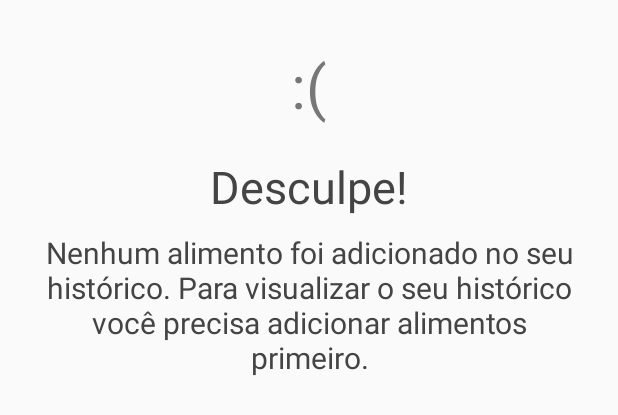
After one commit to victorvieirar/lifeway, an Android app: the layout item_empty_list.xml on its own in the app's theme, with its tools: preview values and no code run, on a phone screen of 412 x 824 dp. The commit adds this screen. Shown: the top 415 px of the screen. Run offline under Robolectric (Android 15) with nearby library versions, the phone set to English and light mode, and no system bars.

Commit message:
Version 0.4.1 Working with basic info and historic
# Version: 0.4.1
# Historic 100%
# New Home UI
# New Historic UI
# New icons added

```diff
--- /dev/null
+++ b/app/src/main/java/com/victorvieira/lifeway/apresentacao/extras/EmptyHistoricAdapter.java
@@ -0,0 +1,37 @@
+package com.victorvieira.lifeway.apresentacao.extras;
+
+import android.content.Context;
+import android.view.LayoutInflater;
+import android.view.View;
+import android.view.ViewGroup;
+import android.widget.ArrayAdapter;
+import android.widget.ImageView;
+import android.widget.ListView;
+import android.widget.RelativeLayout;
+import android.widget.TextView;
+
+import com.victorvieira.lifeway.R;
+import com.victorvieira.lifeway.dominio.Alimento;
+import com.victorvieira.lifeway.dominio.Refeicao;
+
+import java.util.Date;
+import java.util.List;
+
+public class EmptyHistoricAdapter extends ArrayAdapter<Refeicao> {
+
+    private Context context;
+
+    public EmptyHistoricAdapter(Context context,  List<Refeicao> listRefeicoes) {
+        super(context, 0, listRefeicoes);
+        this.context = context;
+    }
+
+    @Override
+    public View getView(int position, View view, ViewGroup parent) {
+        view = LayoutInflater.from(context).inflate(R.layout.item_empty_list, null);
+        return view;
+    }
+
+
+
+}
--- a/app/src/main/java/com/victorvieira/lifeway/apresentacao/extras/ListaHistoricoAdapter.java
+++ b/app/src/main/java/com/victorvieira/lifeway/apresentacao/extras/ListaHistoricoAdapter.java
@@ -6,6 +6,7 @@ import android.view.View;
 import android.view.ViewGroup;
 import android.widget.ArrayAdapter;
 import android.widget.ImageView;
+import android.widget.LinearLayout;
 import android.widget.ListView;
 import android.widget.RelativeLayout;
 import android.widget.TextView;
@@ -43,6 +44,8 @@ public class ListaHistoricoAdapter extends ArrayAdapter<Refeicao> {
     public View getView(int position, View view, ViewGroup parent) {
         Refeicao refeicao = listRefeicoes.get(position);
         view = LayoutInflater.from(context).inflate(R.layout.item_list_refeicoes, null);
+
+        setupViews(view, refeicao, position);
 
         return view;
     }
--- a/app/src/main/java/com/victorvieira/lifeway/apresentacao/fragments/HistoricFragment.java
+++ b/app/src/main/java/com/victorvieira/lifeway/apresentacao/fragments/HistoricFragment.java
@@ -8,9 +8,11 @@ import android.widget.ListView;
 
 import com.victorvieira.lifeway.MySingleton;
 import com.victorvieira.lifeway.R;
+import com.victorvieira.lifeway.apresentacao.extras.EmptyHistoricAdapter;
 import com.victorvieira.lifeway.apresentacao.extras.ListaHistoricoAdapter;
 import com.victorvieira.lifeway.dominio.Refeicao;
 
+import java.util.ArrayList;
 import java.util.List;
 
 public class HistoricFragment extends MyFragment {
@@ -43,7 +45,6 @@ public class HistoricFragment extends MyFragment {
 
     private void initViews() {
         lvHistorico = (ListView) view.findViewById(R.id.lvHistoric);
-
     }
 
     @Override
@@ -62,7 +63,14 @@ public class HistoricFragment extends MyFragment {
 
         } else {
 
+            try {
+                ArrayList<Refeicao> emptyArray = new ArrayList<Refeicao>();
+                emptyArray.add(new Refeicao());
+                lvHistorico.setAdapter(new EmptyHistoricAdapter(getContext(), emptyArray));
+            } catch (Exception e) {
+                //do nothing
+            }
+
         }
-
     }
 }
--- a/app/src/main/res/layout/fragment_historic.xml
+++ b/app/src/main/res/layout/fragment_historic.xml
@@ -3,6 +3,8 @@
     xmlns:tools="http://schemas.android.com/tools"
     android:layout_width="match_parent"
     android:layout_height="match_parent"
+    android:paddingLeft="@dimen/activity_horizontal_margin"
+    android:paddingRight="@dimen/activity_horizontal_margin"
     android:background="#EEE"
     android:orientation="vertical"
     android:id="@+id/rlHistoricFragment"
--- /dev/null
+++ b/app/src/main/res/layout/item_empty_list.xml
@@ -0,0 +1,47 @@
+<?xml version="1.0" encoding="utf-8"?>
+<RelativeLayout xmlns:tools="http://schemas.android.com/tools"
+    xmlns:android="http://schemas.android.com/apk/res/android"
+    android:layout_width="match_parent"
+    android:layout_height="match_parent" >
+
+    <LinearLayout
+        android:layout_width="match_parent"
+        android:layout_height="wrap_content"
+        android:layout_marginTop="30dp"
+        android:orientation="vertical">
+
+        <TextView
+            android:layout_width="wrap_content"
+            android:layout_height="wrap_content"
+            android:layout_gravity="center_horizontal"
+            android:text=":("
+            android:textSize="40dp"
+            android:textColor="@color/textAdvertmentColor"
+            />
+
+        <TextView
+            android:layout_width="wrap_content"
+            android:layout_height="wrap_content"
+            android:layout_gravity="center_horizontal"
+            android:layout_marginTop="20dp"
+            android:text="Desculpe!"
+            android:textSize="30dp"
+            android:textColor="@color/textColorThird"
+            />
+
+        <TextView
+            android:layout_width="wrap_content"
+            android:layout_height="wrap_content"
+            android:layout_gravity="center_horizontal"
+            android:layout_marginTop="10dp"
+            android:layout_marginRight="20dp"
+            android:layout_marginLeft="20dp"
+            android:textSize="20dp"
+            android:text="Nenhum alimento foi adicionado no seu histórico. Para visualizar o seu histórico você precisa adicionar alimentos primeiro."
+            android:textAlignment="center"
+            android:textColor="@color/textColorThird"
+            />
+
+    </LinearLayout>
+
+</RelativeLayout>
```
